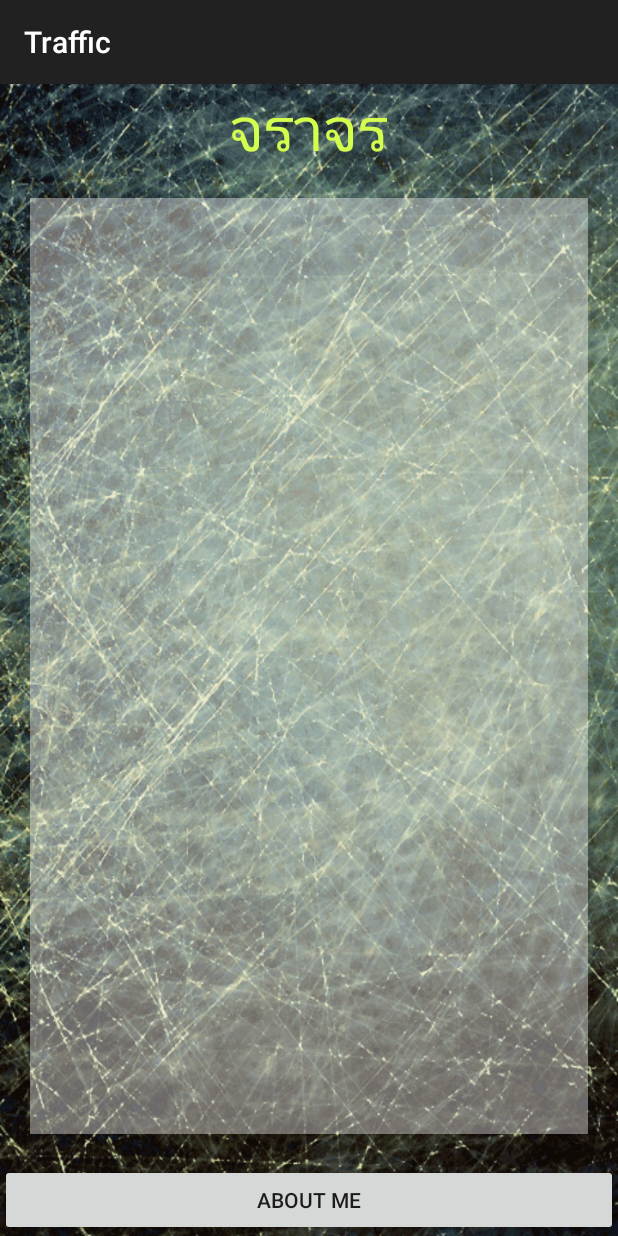
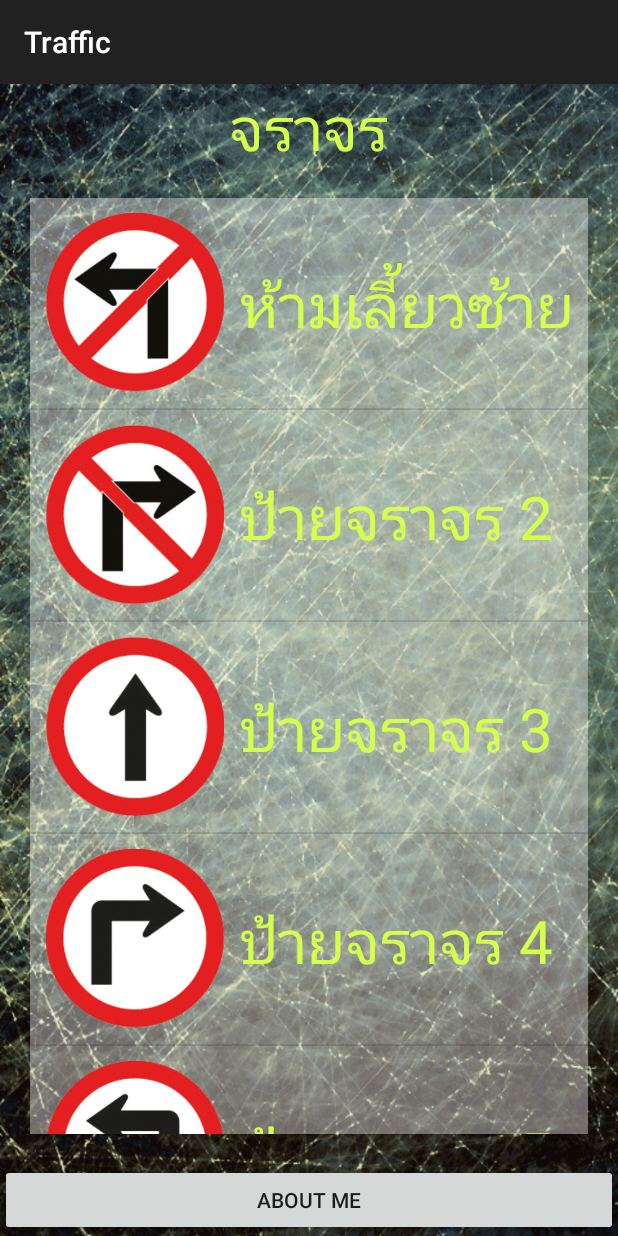
Before and after one commit to platukem/Traffic_12sep15, an Android app: the screen it shows after launch (MainActivity), on a phone screen of 412 x 824 dp. Run offline under Robolectric (Android 15) with nearby library versions, the phone set to English and light mode, and no system bars.

Commit message:
จบแบบเกือบจบ

```diff
--- a/app/src/main/java/kuff/chakrit/traffic/MainActivity.java
+++ b/app/src/main/java/kuff/chakrit/traffic/MainActivity.java
@@ -1,17 +1,143 @@
 package kuff.chakrit.traffic;
 
+import android.content.Intent;
+import android.media.MediaPlayer;
+import android.net.Uri;
 import android.support.v7.app.AppCompatActivity;
 import android.os.Bundle;
 import android.view.Menu;
 import android.view.MenuItem;
+import android.view.View;
+import android.widget.AdapterView;
+import android.widget.Button;
+import android.widget.ListView;
 
 public class MainActivity extends AppCompatActivity {
+
+    //พื้นที่ที่ใช้ประกาศตัวแปร Explicit
+    //1Explicit
+    private ListView trafficListView;
+    private Button aboutmeButton;
+
 
     @Override
     protected void onCreate(Bundle savedInstanceState) {
         super.onCreate(savedInstanceState);
         setContentView(R.layout.activity_main);
-    }
+
+        //2การทำ Initial Widget
+        initialWidget(); //กด alt+enter เพื่อสร้าง method อัตโนมัติ ให้ไปทำงานข้างนอก > 2
+
+        //3Button Controller
+        buttonController(); //กด alt+enter เพื่อสร้าง method อัตโนมัติ ให้ไปทำงานข้างนอก > 3
+
+        //Create ListView มาทำหลังจาก myadapter เสร็จแล้ว >4
+        createListView();
+
+
+    }   //Main Method
+
+    //4
+    private void createListView() {
+
+        //Setup Icon
+        int intIcon[] = new int[20];
+        intIcon[0] = R.drawable.traffic_01;
+        intIcon[1] = R.drawable.traffic_02;
+        intIcon[2] = R.drawable.traffic_03;
+        intIcon[3] = R.drawable.traffic_04;
+        intIcon[4] = R.drawable.traffic_05;
+        intIcon[5] = R.drawable.traffic_06;
+        intIcon[6] = R.drawable.traffic_07;
+        intIcon[7] = R.drawable.traffic_08;
+        intIcon[8] = R.drawable.traffic_09;
+        intIcon[9] = R.drawable.traffic_10;
+        intIcon[10] = R.drawable.traffic_11;
+        intIcon[11] = R.drawable.traffic_12;
+        intIcon[12] = R.drawable.traffic_13;
+        intIcon[13] = R.drawable.traffic_14;
+        intIcon[14] = R.drawable.traffic_15;
+        intIcon[15] = R.drawable.traffic_16;
+        intIcon[16] = R.drawable.traffic_17;
+        intIcon[17] = R.drawable.traffic_18;
+        intIcon[18] = R.drawable.traffic_19;
+        intIcon[19] = R.drawable.traffic_20;
+
+
+        //Setup Title
+        String[] strTitle = new String[20];
+        strTitle[0] = "ห้ามเลี้ยวซ้าย";
+        strTitle[1] = "ป้ายจราจร 2";
+        strTitle[2] = "ป้ายจราจร 3";
+        strTitle[3] = "ป้ายจราจร 4";
+        strTitle[4] = "ป้ายจราจร 5";
+        strTitle[5] = "ป้ายจราจร 6";
+        strTitle[6] = "ป้ายจราจร 7";
+        strTitle[7] = "ป้ายจราจร 8";
+        strTitle[8] = "ป้ายจราจร 9";
+        strTitle[9] = "ป้ายจราจร 10";
+        strTitle[10] = "ป้ายจราจร 11";
+        strTitle[11] = "ป้ายจราจร 12";
+        strTitle[12] = "ป้ายจราจร 13";
+        strTitle[13] = "ป้ายจราจร 14";
+        strTitle[14] = "ป้ายจราจร 15";
+        strTitle[15] = "ป้ายจราจร 16";
+        strTitle[16] = "ป้ายจราจร 17";
+        strTitle[17] = "ป้ายจราจร 18";
+        strTitle[18] = "ป้ายจราจร 19";
+        strTitle[19] = "ป้ายจราจร 20";
+
+
+        MyAdapter objMyAdapter = new MyAdapter(MainActivity.this, intIcon, strTitle);
+        trafficListView.setAdapter(objMyAdapter);
+
+        trafficListView.setOnItemClickListener(new AdapterView.OnItemClickListener() {
+            @Override
+            public void onItemClick(AdapterView<?> parent, View view, int position, long id) {
+
+                Intent objIntent = new Intent(MainActivity.this, DetailActivity.class);
+                startActivity(objIntent);
+
+            }
+        });
+
+
+
+
+    }   //createListview
+
+
+    //3
+    private void buttonController() {
+        aboutmeButton.setOnClickListener(new View.OnClickListener() {
+            @Override
+            public void onClick(View view) {
+
+                //การทำ Sound Effect
+                MediaPlayer buttonMediaPlayer = MediaPlayer.create(getBaseContext(), R.raw.effect_btn_long);
+                //Medip, button ctr+space, =M, ctr+space, R.r
+                buttonMediaPlayer.start();
+
+                //Intent to Webview ตัวอย่างไป youtube
+                Intent objIntent = new Intent(Intent.ACTION_VIEW);
+                objIntent.setData(Uri.parse("https://youtu.be/oxs4qWKY7xE"));
+                startActivity(objIntent);
+
+
+            }   //event
+        });  //กด a, .seto, n, ctrl+space, onclick...
+
+
+    }   //buttonController
+
+    //2
+    private void initialWidget() {
+        trafficListView = (ListView) findViewById(R.id.listView);
+        aboutmeButton = (Button) findViewById(R.id.button);
+        //ชื่อตัวแปร = finv, R, .i, .ชื่อ widget, alt+ent เพื่อ cast, ctrl=shift=enter
+
+
+    }   //initialWidget
 
 
 }   //Main Class นี่คือคลาสหลัก
--- /dev/null
+++ b/app/src/main/java/kuff/chakrit/traffic/MyAdapter.java
@@ -0,0 +1,63 @@
+package kuff.chakrit.traffic;
+
+import android.content.Context;
+import android.view.LayoutInflater;
+import android.view.View;
+import android.view.ViewGroup;
+import android.widget.BaseAdapter;
+import android.widget.ImageView;
+import android.widget.TextView;
+
+/**
+ * Created by Platukem on 9/13/2015.
+ */
+public class MyAdapter extends BaseAdapter{
+
+    //Explicit
+    private Context objContext;
+    private int[] iconInts;
+    private String[] titleStrings;
+
+    public MyAdapter(Context objContext, int[] iconInts, String[] titleStrings) {
+        this.objContext = objContext;
+        this.iconInts = iconInts;
+        this.titleStrings = titleStrings;
+    }   //Constructor
+
+
+    @Override
+    public int getCount() {
+        return titleStrings.length;
+    }
+
+    @Override
+    public Object getItem(int position) {
+        return null;
+    }
+
+    @Override
+    public long getItemId(int position) {
+        return 0;
+    }
+
+    @Override
+    public View getView(int position, View convertView, ViewGroup parent) {
+
+        LayoutInflater objLayoutInflater = (LayoutInflater) objContext.getSystemService(Context.LAYOUT_INFLATER_SERVICE);
+        View objView = objLayoutInflater.inflate(R.layout.traffic_listview, parent, false);
+
+        //Setup Icon
+        ImageView iconImageView = (ImageView) objView.findViewById(R.id.imageView);
+        iconImageView.setImageResource(iconInts[position]);
+
+        //Setup Title
+        TextView titleTextView = (TextView) objView.findViewById(R.id.txtShowTitle);
+        titleTextView.setText(titleStrings[position]);
+
+
+
+        return objView;
+
+
+    }
+}   //Main Class
--- /dev/null
+++ b/app/src/main/res/layout/traffic_listview.xml
@@ -0,0 +1,22 @@
+<?xml version="1.0" encoding="utf-8"?>
+<LinearLayout xmlns:android="http://schemas.android.com/apk/res/android"
+    android:orientation="horizontal" android:layout_width="match_parent"
+    android:layout_height="wrap_content">
+
+    <ImageView
+        android:layout_width="@dimen/icon"
+        android:layout_height="@dimen/icon"
+        android:id="@+id/imageView"
+        android:layout_margin="10dp" />
+
+    <TextView
+        android:layout_width="wrap_content"
+        android:layout_height="wrap_content"
+        android:text="New Text"
+        android:id="@+id/txtShowTitle"
+        android:singleLine="false"
+        android:textSize="@dimen/h1"
+        android:textColor="@color/text"
+        android:layout_gravity="center_vertical" />
+
+</LinearLayout>
--- a/app/src/main/res/values/dimens.xml
+++ b/app/src/main/res/values/dimens.xml
@@ -3,6 +3,8 @@
     <dimen name="activity_horizontal_margin">16dp</dimen>
     <dimen name="activity_vertical_margin">16dp</dimen>
     <dimen name="h1">40sp</dimen>
+    <dimen name="icon">120dp</dimen>
+    <dimen name="image">200dp</dimen>
 
 
 </resources>
```
Also changed, not shown: app/src/main/AndroidManifest.xml (+6 -7 lines), app/src/main/java/kuff/chakrit/traffic/DetailActivity.java (added, +13 -0 lines), app/src/main/res/layout/activity_detail.xml (added, +33 -0 lines), 1 other file.
